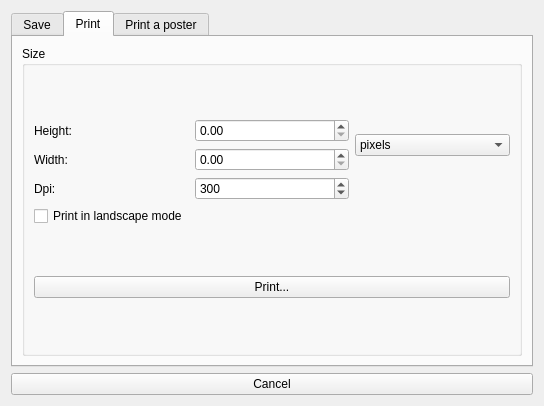
The window that ExportDialog.ui (enricoros/fotowall) describes before a commit, drawn with Qt 5.
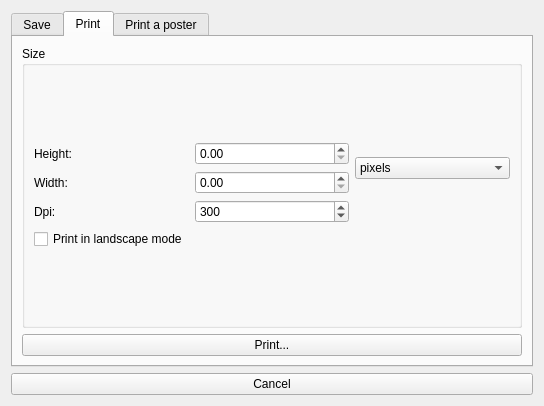
The same window after the commit. The open tabs and pages were chosen to show the change. Custom widgets are drawn as their Qt base class.

Commit message: Integrate PostRazor in the export wizard

Diff of the .ui file:
```diff
--- a/ExportDialog.ui
+++ b/ExportDialog.ui
@@ -226,16 +226,16 @@
             </item>
            </layout>
           </item>
-          <item>
-           <widget class="QPushButton" name="printButton" >
-            <property name="text" >
-             <string>Print...</string>
-            </property>
-           </widget>
-          </item>
          </layout>
         </widget>
        </item>
+       <item>
+        <widget class="QPushButton" name="printButton" >
+         <property name="text" >
+          <string>Print...</string>
+         </property>
+        </widget>
+       </item>
       </layout>
      </widget>
      <widget class="QWidget" name="posterTab_2" >
@@ -259,6 +259,14 @@
    </item>
   </layout>
  </widget>
+ <customwidgets>
+  <customwidget>
+   <class>Wizard</class>
+   <extends>QWidget</extends>
+   <header>3rdparty/posterazor/wizard.h</header>
+   <container>1</container>
+  </customwidget>
+ </customwidgets>
  <resources/>
  <connections/>
 </ui>
```
Left out of the diff: 26 changed lines with no effect on the pictures. The commit also changes 6 other files.
